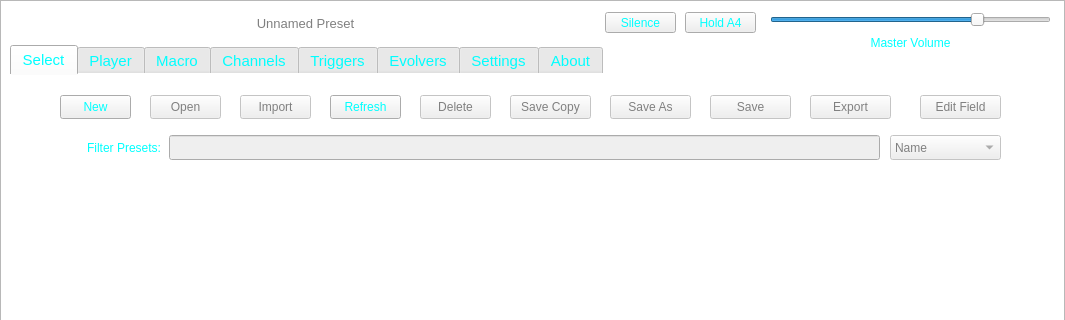
Old version of the form ui/sbmain/soundbenchmain.ui in the repository TheDaemoness/Soundbench; both pictures show x 0 to 1065 and y 0 to 320 of the 1065 by 573 pixel window.
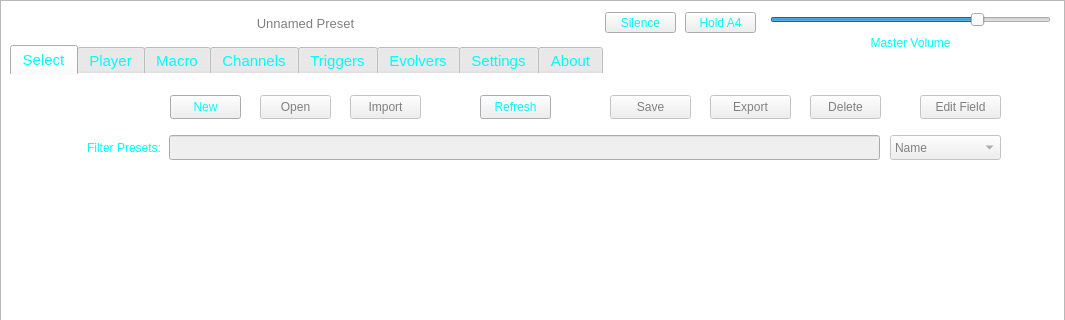
New version of the form. Icons and pictures are not drawn.

Commit message: Made a metric ton of changes. The preset specification is now very different (most notably it doesn't use MIDI-style VLIs now). The preset loader should actually work now. The user interface is still incomplete.

```diff
--- a/ui/sbmain/soundbenchmain.ui
+++ b/ui/sbmain/soundbenchmain.ui
@@ -131,27 +131,27 @@
      <colorrole role="WindowText">
       <brush brushstyle="SolidPattern">
        <color alpha="255">
-        <red>0</red>
-        <green>255</green>
-        <blue>255</blue>
+        <red>128</red>
+        <green>128</green>
+        <blue>128</blue>
        </color>
       </brush>
      </colorrole>
      <colorrole role="Text">
       <brush brushstyle="SolidPattern">
        <color alpha="255">
-        <red>0</red>
-        <green>255</green>
-        <blue>255</blue>
+        <red>128</red>
+        <green>128</green>
+        <blue>128</blue>
        </color>
       </brush>
      </colorrole>
      <colorrole role="ButtonText">
       <brush brushstyle="SolidPattern">
        <color alpha="255">
-        <red>0</red>
-        <green>255</green>
-        <blue>255</blue>
+        <red>128</red>
+        <green>128</green>
+        <blue>128</blue>
        </color>
       </brush>
      </colorrole>
@@ -201,6 +201,13 @@
    <string notr="true">QWidget {
 	color: cyan;
 }
+QWidget:disabled {
+	color: gray;
+}
+
+QLabel:disabled {
+	color: gray;
+}
 
 QRadioButton:disabled {
 	color: gray;
@@ -511,7 +518,7 @@
       </property>
       <property name="geometry">
        <rect>
-        <x>140</x>
+        <x>250</x>
         <y>20</y>
         <width>71</width>
         <height>24</height>
@@ -527,22 +534,6 @@
       </property>
       <property name="geometry">
        <rect>
-        <x>700</x>
-        <y>20</y>
-        <width>81</width>
-        <height>24</height>
-       </rect>
-      </property>
-      <property name="text">
-       <string>Save</string>
-      </property>
-     </widget>
-     <widget class="QPushButton" name="saveAsButton">
-      <property name="enabled">
-       <bool>false</bool>
-      </property>
-      <property name="geometry">
-       <rect>
         <x>600</x>
         <y>20</y>
         <width>81</width>
@@ -550,32 +541,13 @@
        </rect>
       </property>
       <property name="text">
-       <string>Save As</string>
-      </property>
-     </widget>
-     <widget class="QPushButton" name="saveCopyButton">
-      <property name="enabled">
-       <bool>false</bool>
-      </property>
-      <property name="geometry">
-       <rect>
-        <x>500</x>
-        <y>20</y>
-        <width>81</width>
-        <height>24</height>
-       </rect>
-      </property>
-      <property name="styleSheet">
-       <string notr="true"/>
-      </property>
-      <property name="text">
-       <string>Save Copy</string>
+       <string>Save</string>
       </property>
      </widget>
      <widget class="QPushButton" name="newButton">
       <property name="geometry">
        <rect>
-        <x>50</x>
+        <x>160</x>
         <y>20</y>
         <width>71</width>
         <height>24</height>
@@ -591,7 +563,7 @@
       </property>
       <property name="geometry">
        <rect>
-        <x>410</x>
+        <x>800</x>
         <y>20</y>
         <width>71</width>
         <height>24</height>
@@ -642,7 +614,7 @@
       </property>
       <property name="geometry">
        <rect>
-        <x>230</x>
+        <x>340</x>
         <y>20</y>
         <width>71</width>
         <height>24</height>
@@ -658,7 +630,7 @@
       </property>
       <property name="geometry">
        <rect>
-        <x>800</x>
+        <x>700</x>
         <y>20</y>
         <width>81</width>
         <height>24</height>
@@ -671,7 +643,7 @@
      <widget class="QPushButton" name="refreshPresets">
       <property name="geometry">
        <rect>
-        <x>320</x>
+        <x>470</x>
         <y>20</y>
         <width>71</width>
         <height>24</height>
```
Left out of the diff: 7 changed lines with no effect on the pictures. The commit also changes 16 other files.
